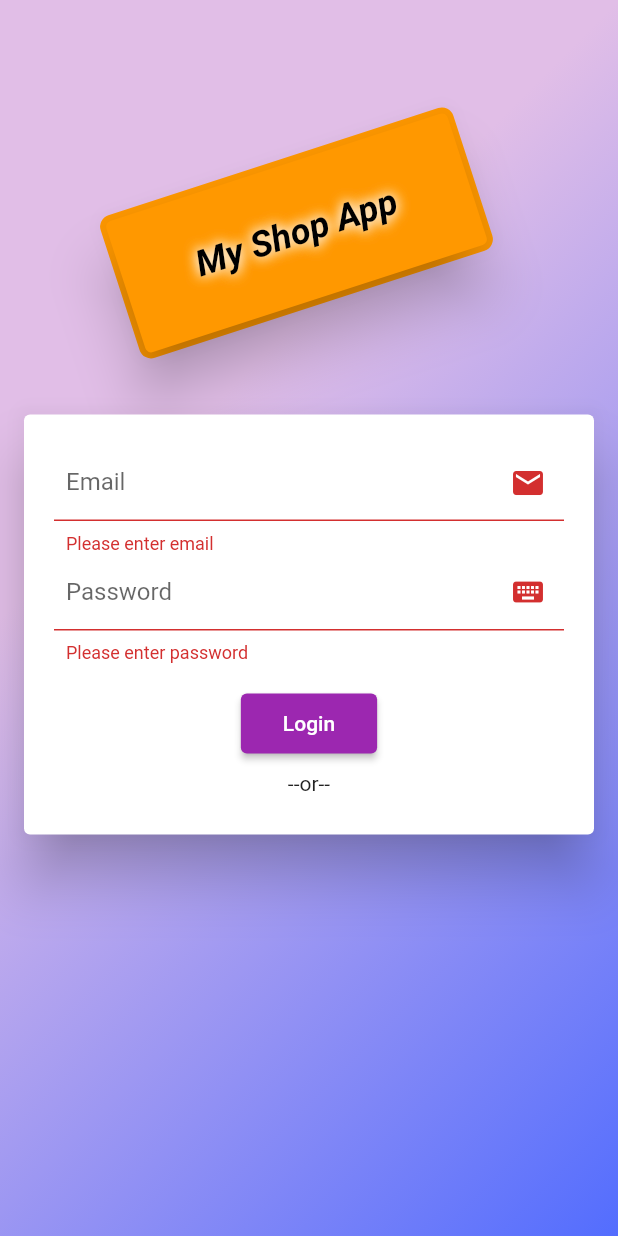
After one commit to AAnish11/flutter_shopping_app, a Flutter app: the screen it shows after launch, after a tap on "Login", on a phone screen of 412 x 824 dp. The commit adds this screen. Run offline on Flutter 3.47's test engine with Material 2 defaults, Android fonts, the phone set to English and light mode, and no system bars; our stand-ins replace firebase_auth, firebase_core, firebase_storage, image_picker, shared_preferences; accounts and stored records are empty.

Commit message:
[wip] add login, signup flow, api integration

```diff
--- a/lib/main.dart
+++ b/lib/main.dart
@@ -1,16 +1,27 @@
+import 'dart:async';
+
 import 'package:flutter/material.dart';
 import 'package:provider/provider.dart';
+import 'package:firebase_core/firebase_core.dart' as firebase_core;
+import 'package:shoap_app/providers/auth.provider.dart';
+
 import './screens/orders.screen.dart';
 import './screens/product-detail.screen.dart';
 import './screens/order-preview.scree.dart';
 import './screens/products-overview.screen.dart';
 import './screens/my-products.screen.dart';
 import './screens/add-product.screen.dart';
+import './screens/auth.screen.dart';
 import './providers/orders.provider.dart';
 import './providers/products.provider.dart';
 import './providers/cart.provider.dart';
 
-void main() {
+// void main() {
+//   runApp(MyApp());
+// }
+Future<void> main() async {
+  WidgetsFlutterBinding.ensureInitialized();
+  await firebase_core.Firebase.initializeApp();
   runApp(MyApp());
 }
 
@@ -20,7 +31,12 @@ class MyApp extends StatelessWidget {
     return MultiProvider(
       providers: [
         ChangeNotifierProvider(
-          create: (ctx) => ProductsProvider(),
+          create: (ctx) => AuthProvider(),
+        ),
+        ChangeNotifierProxyProvider<AuthProvider, ProductsProvider>(
+          create: (ctx) => ProductsProvider([]),
+          update: (ctx, authProvider, previousProductProviderDara) =>
+              ProductsProvider(previousProductProviderDara.allProducts),
         ),
         ChangeNotifierProvider(
           create: (ctx) => CartProvider(),
@@ -35,12 +51,37 @@ class MyApp extends StatelessWidget {
           primarySwatch: Colors.purple,
           accentColor: Colors.orange,
         ),
+        home: Consumer<AuthProvider>(
+          builder: (ctx, authProvider, _) {
+            return authProvider.isLoggedIn
+                ? ProductOverviewScreen()
+                : (FutureBuilder<bool>(
+                    future: authProvider.tryAutoLogin(),
+                    builder: (ctx, asyncSnapshot) {
+                      return asyncSnapshot.connectionState ==
+                              ConnectionState.done
+                          ? (asyncSnapshot.data == true ? ProductOverviewScreen() : AuthScreen())
+                          : Scaffold(
+                              body: Center(
+                                child: Text(
+                                  'My Shop App - Loading....',
+                                  style: TextStyle(
+                                    fontWeight: FontWeight.bold,
+                                    fontSize: 18,
+                                  ),
+                                ),
+                              ),
+                            );
+                    },
+                  ));
+          },
+        ),
         routes: {
-          '/': (ctx) => ProductOverviewScreen(),
+          // '/': (ctx) => ProductOverviewScreen(),
           OrderPreviewScreen.path: (ctx) => OrderPreviewScreen(),
           ProductDetailScreen.path: (ctx) => ProductDetailScreen(),
           OrdersScreen.path: (ctx) => OrdersScreen(),
-          MyProductsScreen.path : (ctx) => MyProductsScreen(),
+          MyProductsScreen.path: (ctx) => MyProductsScreen(),
           AddProductScreen.path: (ctx) => AddProductScreen(),
         },
       ),
--- /dev/null
+++ b/lib/providers/auth.provider.dart
@@ -0,0 +1,105 @@
+import 'dart:async';
+import 'dart:convert';
+
+import 'package:flutter/foundation.dart';
+import 'package:http/http.dart' as http;
+import 'package:firebase_auth/firebase_auth.dart';
+import '../helpers/storage.helper.dart';
+import '../config/http.config.dart';
+
+class AuthProvider with ChangeNotifier {
+  String idToken = '';
+  DateTime exipryAt;
+  Timer _timer;
+
+  bool get isLoggedIn {
+    return (exipryAt != null &&
+        exipryAt.isAfter(DateTime.now()) &&
+        idToken != '');
+  }
+
+  Future<void> signup(String email, String password) async {
+    try {
+      final url = Uri.parse('$SIGNUP_URL');
+      print(url);
+      final body = jsonEncode(
+          {'email': email, 'password': password, 'returnSecureToken': true});
+      http.Response response = await http.post(url, body: body);
+      print(response.body);
+      Future.value();
+    } catch (err) {
+      throw err;
+    }
+  }
+
+  Future<void> login(String email, String password) async {
+    try {
+      await FirebaseAuth.instance.signInWithEmailAndPassword(email: email, password: password); // this is used for accessing storage plugin
+      final url = Uri.parse('$LOGIN_URL');
+      final body = jsonEncode(
+          {'email': email, 'password': password, 'returnSecureToken': true});
+      http.Response response = await http.post(url, body: body);
+      final decodedBody = jsonDecode(response.body);
+      final hasError = decodedBody['error'];
+      if (hasError != null) {
+        throw new Exception('Invalid password or password');
+      }
+      idToken = decodedBody['idToken'];
+
+
+      final int  parsedTime = int.parse(decodedBody['expiresIn']);
+      exipryAt = DateTime.now()
+          .add(Duration(seconds: int.parse(decodedBody['expiresIn'])));
+      await StorageHelper.setStringData('userData', response.body);
+      final dateString = DateTime.now()
+          .add(Duration(seconds: int.parse(decodedBody['expiresIn'])));
+      await StorageHelper.setStringData(
+          'loggedInAt', dateString.toIso8601String());
+      notifyListeners();
+      _autoLogout(parsedTime);
+      Future.value();
+    } catch (err) {
+      throw err;
+    }
+  }
+
+  void logout() async {
+    await StorageHelper.clearAll();
+    exipryAt = null;
+    idToken = '';
+    notifyListeners();
+  }
+
+  void _autoLogout(int seconds) {
+    if (_timer != null) {
+      _timer.cancel();
+    }
+    Timer(Duration(seconds: seconds), () {
+      logout();
+    });
+  }
+
+  Future<bool> tryAutoLogin() async {
+    try {
+      final userData = await StorageHelper.getString('userData');
+      final loggedInAtTime = await StorageHelper.getString('loggedInAt');
+      final DateTime parsedDate = DateTime.parse(loggedInAtTime);
+      final decodedBody = jsonDecode(userData);
+      if (userData == null ||
+          loggedInAtTime == null
+          || decodedBody['idToken'] == null
+          || (loggedInAtTime != null &&
+              DateTime.now().isAfter(parsedDate))) {
+        return Future.value(false);
+      }
+      idToken = decodedBody['idToken'];
+      exipryAt = parsedDate;
+      final int loggedOutSecDiff = parsedDate.difference(DateTime.now()).inSeconds.toInt();
+      _autoLogout(loggedOutSecDiff);
+      notifyListeners();
+      return Future.value(true);
+    } catch (err) {
+      return Future.value(false);
+    }
+  }
+}
--- /dev/null
+++ b/lib/screens/auth.screen.dart
@@ -0,0 +1,211 @@
+import 'dart:math';
+
+import 'package:flutter/material.dart';
+import 'package:provider/provider.dart';
+import 'package:shoap_app/helpers/dialog-alert.helper.dart';
+import 'package:shoap_app/providers/auth.provider.dart';
+
+class AuthScreen extends StatefulWidget {
+  @override
+  _AuthScreenState createState() => _AuthScreenState();
+}
+
+class _AuthScreenState extends State<AuthScreen> {
+  bool _isLoggedIn = true;
+  final _emailController = TextEditingController();
+  final _passwordController = TextEditingController();
+  GlobalKey<FormState> _formKey = GlobalKey<FormState>();
+
+  void _submitForm() async {
+    if (!_formKey.currentState.validate()) {
+      return;
+    }
+    _formKey.currentState.save();
+    DialogAlertsHelper.showSpinner(context);
+    try {
+      if (!_isLoggedIn) {
+        await Provider.of<AuthProvider>(context, listen: false).signup(
+          _emailController.text.trim(),
+          _passwordController.text.trim(),
+        );
+      } else {
+        await Provider.of<AuthProvider>(context, listen: false).login(
+          _emailController.text.trim(),
+          _passwordController.text.trim(),
+        );
+      }
+      Navigator.of(context).pop();
+    } catch (err) {
+      print(err);
+      Navigator.of(context).pop();
+      DialogAlertsHelper.showErrorMsg(context, 'Something went wrong', () {});
+    }
+  }
+
+  @override
+  Widget build(BuildContext context) {
+    return Scaffold(
+      body: SingleChildScrollView(
+        child: Container(
+          height: MediaQuery.of(context).size.height,
+          decoration: BoxDecoration(
+              gradient: LinearGradient(
+                  colors: [Colors.purple.shade100, Colors.indigoAccent],
+                  end: Alignment.bottomRight)),
+          child: Center(
+            child: Column(
+              children: [
+                Transform.rotate(
+                  angle: -(pi / 10),
+                  child: Container(
+                    height: 100,
+                    margin: EdgeInsets.only(top: 100, right: 50),
+                    width: MediaQuery.of(context).size.width * 0.6,
+                    decoration: BoxDecoration(
+                        borderRadius: BorderRadius.circular(8),
+                        color: Colors.orange),
+                    // transform: Matrix4.rotationZ(-250.0)..translate(100, 100, 100),
+                    child: Card(
+                      elevation: 16,
+                      color: Colors.orange,
+                      child: Center(
+                        child: const Text(
+                          'My Shop App',
+                          style: TextStyle(
+                              fontWeight: FontWeight.bold,
+                              fontSize: 24,
+                              fontStyle: FontStyle.italic,
+                              color: Colors.black,
+                              shadows: [
+                                Shadow(color: Colors.white70, blurRadius: 10.0),
+                                Shadow(color: Colors.white60, blurRadius: 10.0),
+                                Shadow(color: Colors.white54, blurRadius: 10.0),
+                              ]),
+                        ),
+                      ),
+                    ),
+                  ),
+                ),
+                AnimatedContainer(
+                  duration: Duration(milliseconds: 300),
+                  curve: Curves.easeInOut,
+                  height: _isLoggedIn ? 300 : 400,
+                  padding:
+                      EdgeInsets.only(top: 0, left: 12, right: 12, bottom: 12),
+                  margin: EdgeInsets.only(
+                      top: (MediaQuery.of(context).size.height - 100) * 0.10),
+                  child: Card(
+                    elevation: 16,
+                    child: Padding(
+                      padding: const EdgeInsets.all(8.0),
+                      child: Padding(
+                        padding: const EdgeInsets.all(12.0),
+                        child: Form(
+                          key: _formKey,
+                          child: ListView(
+                            children: [
+                              TextFormField(
+                                keyboardType: TextInputType.emailAddress,
+                                controller: _emailController,
+                                decoration: InputDecoration(
+                                  contentPadding: const EdgeInsets.all(8),
+                                  labelText: 'Email',
+                                  suffixIcon: const Icon(Icons.email),
+                                ),
+                                validator: (value) {
+                                  bool emailValid = RegExp(
+                                          r"^[a-zA-Z0-9.a-zA-Z0-9.!#$%&'*+-/=?^_`{|}~]+@[a-zA-Z0-9]+\.[a-zA-Z]+")
+                                      .hasMatch(value);
+                                  if (!emailValid) {
+                                    return 'Please enter email';
+                                  }
+                                  return null;
+                                },
+                              ),
+                              TextFormField(
+                                keyboardType: TextInputType.text,
+                                controller: _passwordController,
+                                obscureText: true,
+                                decoration: InputDecoration(
+                                  contentPadding: const EdgeInsets.all(8),
+                                  labelText: 'Password',
+                                  suffixIcon: const Icon(Icons.keyboard),
+                                ),
+                                validator: (val) {
+                                  final trimmedVal = val.trim();
+                                  if (trimmedVal.isEmpty) {
+                                    return 'Please enter password';
+                                  }
+                                  if (trimmedVal.length < 6) {
+                                    return 'Password must be 6 or more char long';
+                                  }
+                                  return null;
+                                },
+                              ),
+                              if (_isLoggedIn == false)
+                                AnimatedOpacity(
+                                  opacity: !_isLoggedIn ? 1.0 : 0.0,
+                                  duration: Duration(microseconds: 600),
+                                  curve: Curves.bounceInOut,
+                                  child: TextFormField(
+                                    keyboardType: TextInputType.text,
+                                    obscureText: true,
+                                    decoration: InputDecoration(
+                                      contentPadding: const EdgeInsets.all(8),
+                                      labelText: 'Confirm Password',
+                                      suffixIcon: const Icon(Icons.keyboard),
+                                    ),
+                                    validator: (val) {
+                                      if (val != _passwordController.text) {
+                                        return 'password and confirm password must be same';
+                                      }
+                                      return null;
+                                    },
+                                  ),
+                                ),
+                              SizedBox(height: 16),
+                              Column(
+                                children: [
+                                  ElevatedButton(
+                                    onPressed: () {
+                                      _submitForm();
+                                    },
+                                    child: Padding(
+                                      padding: const EdgeInsets.all(12.0),
+                                      child: Text(
+                                          !_isLoggedIn ? 'Signup' : 'Login'),
+                                    ),
+                                  ),
+                                  SizedBox(
+                                    height: 8,
+                                  ),
+                                  Text('--or--'),
+                                  TextButton(
+                                    onPressed: () {
+                                      setState(() {
+                                        _isLoggedIn = !_isLoggedIn;
+                                      });
+                                    },
+                                    child: Padding(
+                                      padding: const EdgeInsets.all(12.0),
+                                      child: Text(
+                                          _isLoggedIn ? 'Signup' : 'Login'),
+                                    ),
+                                  ),
+                                ],
+                              )
+                            ],
+                          ),
+                        ),
+                      ),
+                    ),
+                  ),
+                )
+              ],
+            ),
+          ),
+        ),
+      ),
+    );
+  }
+}
--- a/lib/screens/products-overview.screen.dart
+++ b/lib/screens/products-overview.screen.dart
@@ -28,13 +28,11 @@ class _ProductOverviewScreenState extends State<ProductOverviewScreen> {
 
   @override
   void initState() {
-    // TODO: implement initState
     super.initState();
   }
 
   @override
   void didChangeDependencies() {
-    // TODO: implement didChangeDependencies
     if (!isFetched) {
       _fetchProduct();
     }
--- a/pubspec.yaml
+++ b/pubspec.yaml
@@ -25,6 +25,11 @@ dependencies:
     sdk: flutter
   provider: ^5.0.0
   http: ^0.13.3
+  firebase_core: ^1.1.0
+  firebase_storage: ^8.0.5
+  firebase_auth: ^1.1.3
+  shared_preferences: ^2.0.5
+  image_picker: ^0.7.4
 
 
   # The following adds the Cupertino Icons font to your application.
```
Also changed, not shown: lib/helpers/image-upload.helper.dart (added, +29 -0 lines), lib/helpers/storage.helper.dart (added, +58 -0 lines), lib/providers/products.provider.dart (+6 -27 lines), lib/screens/add-product.screen.dart (+58 -30 lines), lib/widgets/app-drawer.widget.dart (+19 -3 lines), lib/config/http.config.dart, pubspec.lock, 5 other files.
